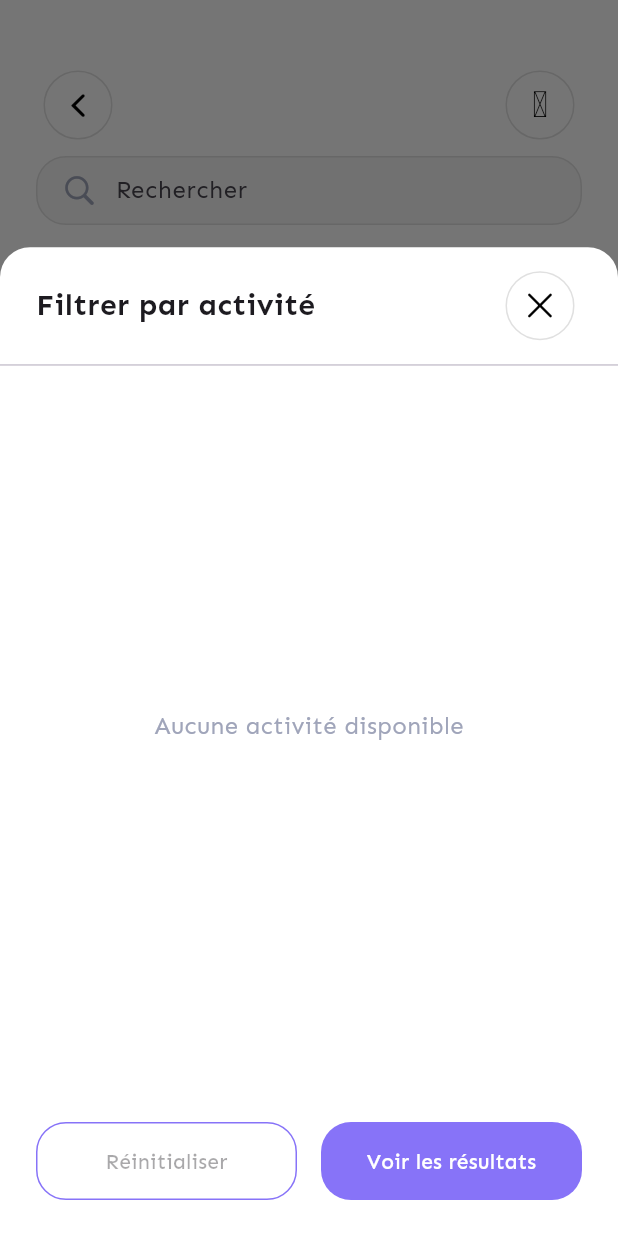
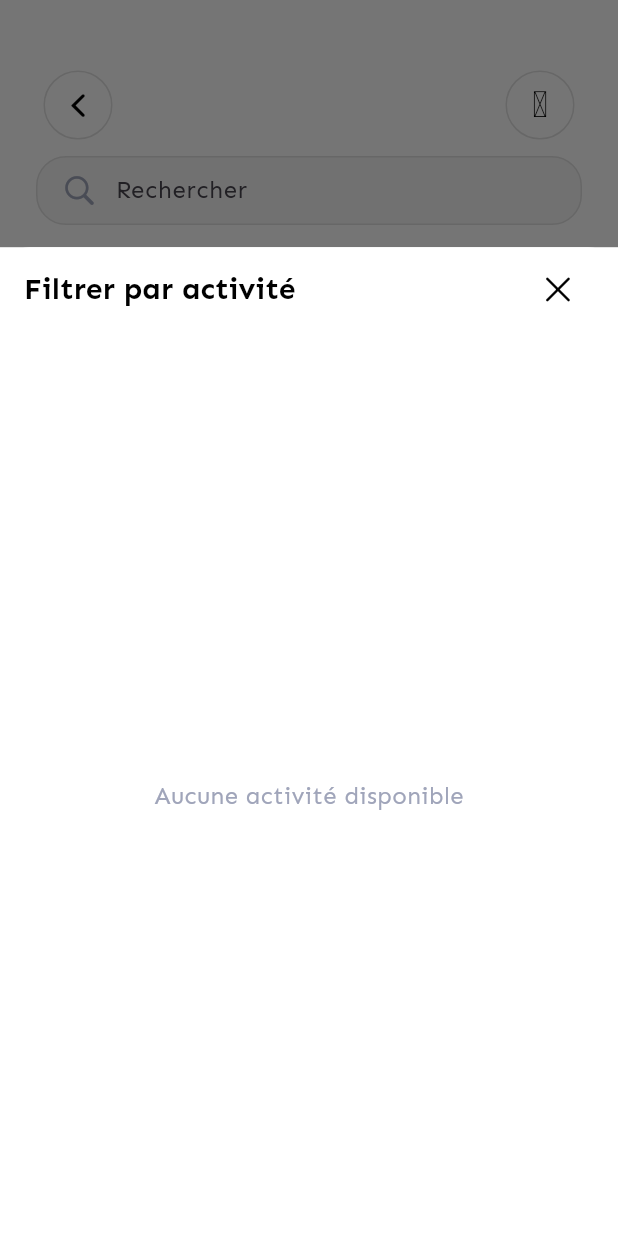
Before and after one commit to TugoMC/event_app, a Flutter app: the SearchScreen screen opened directly, after a tap on an icon or button, on a phone screen of 412 x 824 dp. Run offline on Flutter 3.47's test engine with Material 3 defaults, Android fonts, the phone set to English and light mode, and no system bars; our stand-ins replace auto_size_text, carousel_slider, cloud_firestore, firebase_auth, firebase_core, flutter_svg and 4 more; accounts and stored records are empty.

Commit message:
"Updated various UI components, added auto_size_text and flutter_screenutil dependencies, and refactored code in multiple files."

```diff
--- a/lib/presentation/screens/profile/personal_info_screen.dart
+++ b/lib/presentation/screens/profile/personal_info_screen.dart
@@ -223,6 +223,7 @@ class _PersonalInfoScreenState extends State<PersonalInfoScreen> {
           child: Column(
             crossAxisAlignment: CrossAxisAlignment.start,
             children: [
+              const SizedBox(height: 32),
               Center(
                 child: Text(
                   user?.displayName ?? user?.email?.split('@')[0] ?? 'User',
--- a/lib/presentation/screens/profile/profile_screen.dart
+++ b/lib/presentation/screens/profile/profile_screen.dart
@@ -317,6 +317,7 @@ class _ProfileScreenState extends State<ProfileScreen> {
           child: Column(
             crossAxisAlignment: CrossAxisAlignment.start,
             children: [
+              const SizedBox(height: 32),
               Center(
                 child: Text(
                   user?.displayName ??
--- a/lib/presentation/screens/search/activity_filter.dart
+++ b/lib/presentation/screens/search/activity_filter.dart
@@ -43,88 +43,17 @@ class _ActivityFilterModalState extends State<ActivityFilterModal> {
     setState(() {});
   }
 
-  Widget _buildCircularButton({
-    required Widget icon,
-    required VoidCallback onPressed,
-  }) {
-    return Container(
-      width: 46,
-      height: 46,
-      margin: const EdgeInsets.symmetric(horizontal: 5),
-      decoration: BoxDecoration(
-        color: Colors.white,
-        shape: BoxShape.circle,
-        border: Border.all(color: Colors.grey[300]!),
-      ),
-      child: IconButton(
-        icon: icon,
-        onPressed: onPressed,
-        padding: EdgeInsets.zero,
-      ),
-    );
-  }
+  Widget _buildActivityItem(Activity activity, bool isSelected, int count) {
+    return LayoutBuilder(
+      builder: (context, constraints) {
+        final double itemWidth = constraints.maxWidth;
 
-  @override
-  Widget build(BuildContext context) {
-    return Container(
-      height: MediaQuery.of(context).size.height * 0.8,
-      decoration: const BoxDecoration(
-        color: Colors.white,
-        borderRadius: BorderRadius.vertical(top: Radius.circular(20)),
-      ),
-      child: Column(
-        crossAxisAlignment: CrossAxisAlignment.start,
-        children: [
-          Padding(
-            padding:
-                const EdgeInsets.symmetric(horizontal: 24.0, vertical: 16.0),
-            child: Row(
-              mainAxisAlignment: MainAxisAlignment.spaceBetween,
-              children: [
-                const Text(
-                  'Filtrer par activité',
-                  style: TextStyle(
-                    fontSize: 20,
-                    fontWeight: FontWeight.w600,
-                  ),
-                ),
-                _buildCircularButton(
-                  icon: const Icon(CupertinoIcons.xmark, color: Colors.black),
-                  onPressed: () => Navigator.pop(context),
-                ),
-              ],
-            ),
-          ),
-          const Divider(height: 1),
-          if (_availableActivities.isEmpty)
-            const Expanded(
-              child: Center(
-                child: Text(
-                  'Aucune activité disponible',
-                  style: TextStyle(
-                    fontSize: 16,
-                    color: Color(0xFFA0A5BA),
-                  ),
-                ),
-              ),
-            )
-          else
-            Expanded(
-              child: GridView.count(
-                crossAxisCount: 3,
-                padding: const EdgeInsets.fromLTRB(24, 16, 24, 8),
-                mainAxisSpacing: 8,
-                crossAxisSpacing: 16,
-                // Ajusté pour éviter l'overflow
-                childAspectRatio: 0.82,
-                children: _availableActivities.map((activity) {
-                  final isSelected = _selectedActivities.contains(activity);
-                  final count = _activityCounts[activity.type] ?? 0;
-
-                  return GestureDetector(
+        return Padding(
+          padding: const EdgeInsets.all(8.0),
+          child: GestureDetector(
             onTap: () {
               setState(() {
-                        if (isSelected) {
+                if (_selectedActivities.contains(activity)) {
                   _selectedActivities.remove(activity);
                 } else {
                   _selectedActivities.add(activity);
@@ -133,13 +62,12 @@ class _ActivityFilterModalState extends State<ActivityFilterModal> {
             },
             child: Column(
               mainAxisSize: MainAxisSize.min,
-                      children: [
-                        Stack(
-                          alignment: Alignment.center,
+              crossAxisAlignment: CrossAxisAlignment.center,
+              mainAxisAlignment: MainAxisAlignment.spaceBetween,
               children: [
                 Container(
-                              width: 65,
-                              height: 65,
+                  width: itemWidth * 0.6,
+                  height: itemWidth * 0.6,
                   decoration: BoxDecoration(
                     shape: BoxShape.circle,
                     color: isSelected
@@ -152,59 +80,34 @@ class _ActivityFilterModalState extends State<ActivityFilterModal> {
                       width: 2,
                     ),
                   ),
+                  child: Center(
                     child: Icon(
                       activity.icon,
-                                color: isSelected
-                                    ? Colors.white
-                                    : const Color(0xFF8773F8),
-                                size: 30,
-                              ),
-                            ),
-                            if (isSelected)
-                              Positioned(
-                                right: 0,
-                                bottom: 0,
-                                child: Container(
-                                  padding: const EdgeInsets.all(4),
-                                  decoration: BoxDecoration(
-                                    color: Colors.white,
-                                    shape: BoxShape.circle,
-                                    border: Border.all(
-                                      color: const Color(0xFF8773F8),
-                                      width: 2,
-                                    ),
-                                  ),
-                                  child: const Icon(
-                                    Icons.check,
-                                    color: Color(0xFF8773F8),
-                                    size: 14,
+                      color:
+                          isSelected ? Colors.white : const Color(0xFF8773F8),
+                      size: itemWidth * 0.3,
                     ),
                   ),
                 ),
-                          ],
-                        ),
-                        const SizedBox(height: 6),
-                        Text(
+                const SizedBox(height: 8),
+                Expanded(
+                  child: Text(
                     activity.type,
-                          style: TextStyle(
-                            fontSize: 13,
-                            fontWeight: isSelected
-                                ? FontWeight.w600
-                                : FontWeight.normal,
+                    style: Theme.of(context).textTheme.bodyMedium?.copyWith(
+                          fontSize: 14,
+                          fontWeight:
+                              isSelected ? FontWeight.w600 : FontWeight.w500,
                           color: isSelected
                               ? const Color(0xFF8773F8)
-                                : Colors.black,
+                              : Colors.black87,
                         ),
                     textAlign: TextAlign.center,
-                          maxLines: 2,
-                          overflow: TextOverflow.ellipsis,
+                    maxLines: 3,
+                    overflow: TextOverflow.fade,
                   ),
-                        const SizedBox(height: 4),
+                ),
                 Container(
-                          padding: const EdgeInsets.symmetric(
-                            horizontal: 10,
-                            vertical: 3,
-                          ),
+                  padding: const EdgeInsets.symmetric(horizontal: 10),
                   decoration: BoxDecoration(
                     color: isSelected
                         ? const Color(0xFF8773F8).withOpacity(0.1)
@@ -213,7 +116,7 @@ class _ActivityFilterModalState extends State<ActivityFilterModal> {
                   ),
                   child: Text(
                     count.toString(),
-                            style: TextStyle(
+                    style: Theme.of(context).textTheme.bodySmall?.copyWith(
                           fontSize: 12,
                           fontWeight: FontWeight.w500,
                           color: isSelected
@@ -224,17 +127,99 @@ class _ActivityFilterModalState extends State<ActivityFilterModal> {
                 ),
               ],
             ),
+          ),
         );
-                }).toList(),
+      },
+    );
+  }
+
+  @override
+  Widget build(BuildContext context) {
+    return DraggableScrollableSheet(
+      initialChildSize: 0.8,
+      minChildSize: 0.5,
+      maxChildSize: 0.95,
+      builder: (context, scrollController) {
+        return Container(
+          decoration: const BoxDecoration(
+            color: Colors.white,
+            borderRadius: BorderRadius.vertical(top: Radius.circular(20)),
+          ),
+          child: CustomScrollView(
+            controller: scrollController,
+            slivers: [
+              SliverAppBar(
+                pinned: true,
+                backgroundColor: Colors.white,
+                automaticallyImplyLeading: false,
+                title: Row(
+                  mainAxisAlignment: MainAxisAlignment.spaceBetween,
+                  children: [
+                    Expanded(
+                      child: Text(
+                        'Filtrer par activité',
+                        style:
+                            Theme.of(context).textTheme.headlineSmall?.copyWith(
+                                  fontSize: 20,
+                                  fontWeight: FontWeight.w600,
+                                  color: Colors.black,
                                 ),
                       ),
-          SafeArea(
-            child: Padding(
-              padding: const EdgeInsets.all(24.0),
+                    ),
+                    IconButton(
+                      icon:
+                          const Icon(CupertinoIcons.xmark, color: Colors.black),
+                      onPressed: () => Navigator.pop(context),
+                    ),
+                  ],
+                ),
+              ),
+              SliverPadding(
+                padding: const EdgeInsets.all(16),
+                sliver: _availableActivities.isEmpty
+                    ? SliverFillRemaining(
+                        child: Center(
+                          child: Text(
+                            'Aucune activité disponible',
+                            style: Theme.of(context)
+                                .textTheme
+                                .bodyMedium
+                                ?.copyWith(
+                                  fontSize: 16,
+                                  color: const Color(0xFFA0A5BA),
+                                ),
+                          ),
+                        ),
+                      )
+                    : SliverGrid(
+                        gridDelegate:
+                            const SliverGridDelegateWithFixedCrossAxisCount(
+                          crossAxisCount: 3,
+                          mainAxisSpacing: 16,
+                          crossAxisSpacing: 16,
+                          childAspectRatio: 0.7,
+                        ),
+                        delegate: SliverChildBuilderDelegate(
+                          (context, index) {
+                            final activity = _availableActivities[index];
+                            final isSelected =
+                                _selectedActivities.contains(activity);
+                            final count = _activityCounts[activity.type] ?? 0;
+
+                            return _buildActivityItem(
+                                activity, isSelected, count);
+                          },
+                          childCount: _availableActivities.length,
+                        ),
+                      ),
+              ),
+              SliverPadding(
+                padding: const EdgeInsets.all(16),
+                sliver: SliverToBoxAdapter(
                   child: Row(
                     children: [
                       Expanded(
-                    child: TextButton(
+                        child: OutlinedButton(
                           onPressed: _selectedActivities.isEmpty
                               ? null
                               : () {
@@ -243,32 +228,52 @@ class _ActivityFilterModalState extends State<ActivityFilterModal> {
                                     widget.onFilterChanged([]);
                                   });
                                 },
-                      style: TextButton.styleFrom(
+                          style: OutlinedButton.styleFrom(
                             foregroundColor: const Color(0xFF8773F8),
-                        padding: const EdgeInsets.symmetric(vertical: 16),
+                            side: const BorderSide(color: Color(0xFF8773F8)),
                             shape: RoundedRectangleBorder(
                               borderRadius: BorderRadius.circular(20),
-                          side: const BorderSide(color: Color(0xFF8773F8)),
                             ),
                           ),
-                      child: const Text('Réinitialiser'),
+                          child: Padding(
+                            padding: const EdgeInsets.symmetric(vertical: 16),
+                            child: Text(
+                              'Réinitialiser',
+                              style: Theme.of(context)
+                                  .textTheme
+                                  .labelLarge
+                                  ?.copyWith(fontSize: 16),
+                            ),
+                          ),
                         ),
                       ),
                       const SizedBox(width: 16),
                       Expanded(
-                    child: FilledButton(
+                        child: ElevatedButton(
                           onPressed: () {
-                        widget.onFilterChanged(_selectedActivities.toList());
+                            widget
+                                .onFilterChanged(_selectedActivities.toList());
                             Navigator.pop(context);
                           },
-                      style: FilledButton.styleFrom(
+                          style: ElevatedButton.styleFrom(
                             backgroundColor: const Color(0xFF8773F8),
-                        padding: const EdgeInsets.symmetric(vertical: 16),
                             shape: RoundedRectangleBorder(
                               borderRadius: BorderRadius.circular(20),
                             ),
                           ),
-                      child: const Text('Voir les résultats'),
+                          child: Padding(
+                            padding: const EdgeInsets.symmetric(vertical: 16),
+                            child: Text(
+                              'Voir les résultats',
+                              style: Theme.of(context)
+                                  .textTheme
+                                  .labelLarge
+                                  ?.copyWith(
+                                    fontSize: 16,
+                                    color: Colors.white,
+                                  ),
+                            ),
+                          ),
                         ),
                       ),
                     ],
@@ -278,5 +283,7 @@ class _ActivityFilterModalState extends State<ActivityFilterModal> {
             ],
           ),
         );
+      },
+    );
   }
 }
--- a/lib/presentation/screens/search/search.dart
+++ b/lib/presentation/screens/search/search.dart
@@ -366,7 +366,7 @@ class _SearchScreenState extends State<SearchScreen> {
               style: TextStyle(fontSize: 16, fontWeight: FontWeight.w600),
             ),
           ),
-          ..._filteredCommunes!.map((commune) => GestureDetector(
+          ..._filteredCommunes!.map((commune) => InkWell(
                 onTap: () {
                   Navigator.push(
                     context,
@@ -436,7 +436,7 @@ class _SearchScreenState extends State<SearchScreen> {
                 builder: (context, snapshot) {
                   final rating = snapshot.data ?? 0.0;
 
-                  return GestureDetector(
+                  return InkWell(
                     onTap: () {
                       Navigator.push(
                         context,
--- a/pubspec.yaml
+++ b/pubspec.yaml
@@ -30,6 +30,8 @@ dependencies:
   cached_network_image: ^3.3.1
   shimmer: ^3.0.0
   flutter_svg: ^2.0.9
+  auto_size_text: ^3.0.0
+  flutter_screenutil: ^5.5.3
 
 
 dev_dependencies:
```
Also changed, not shown: lib/presentation/screens/auth/auth_screen.dart (+43 -49 lines), lib/presentation/screens/home/home_screen.dart (+23 -124 lines), lib/presentation/screens/onboarding/widgets/onboarding_content.dart (+15 -3 lines), pubspec.lock. Lines whose indentation alone changed are shown as unchanged.
